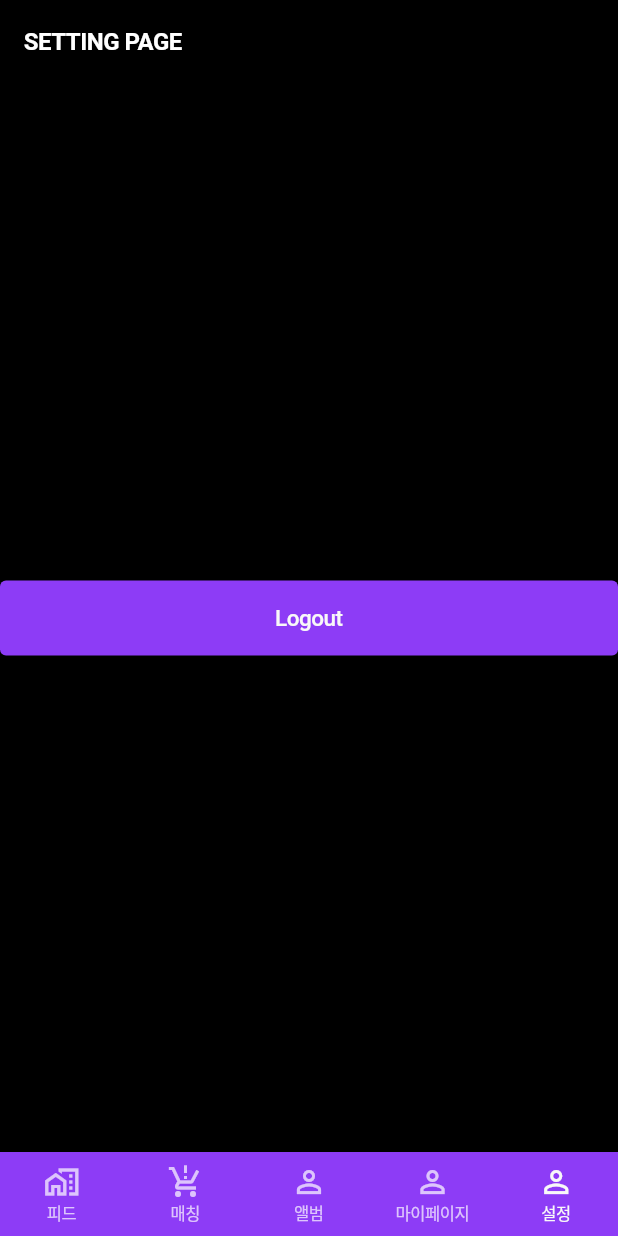
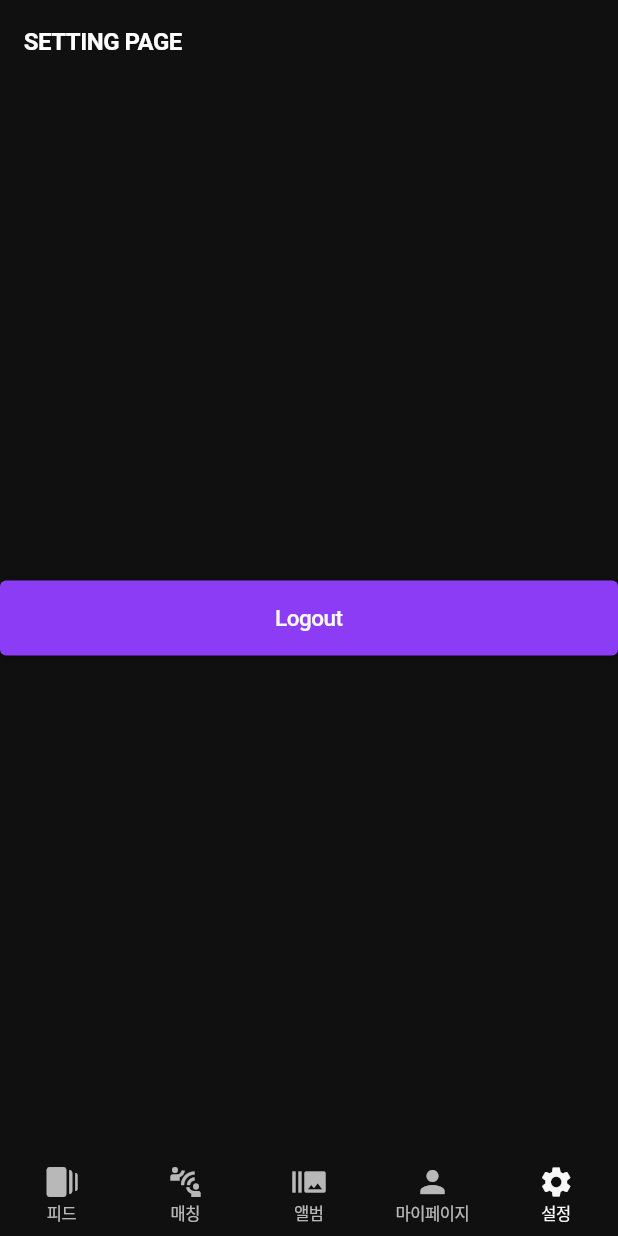
Before and after one commit to cos-quare/cosquare-app, a Flutter app: the screen it shows after launch, item 5 of the bottom bar chosen, on a phone screen of 412 x 824 dp. Run offline on Flutter 3.47's test engine with Material 2 defaults, Android fonts, the light colour scheme and no system bars; our stand-ins replace equatable, flutter_riverpod, go_router, logger; Roboto replaces fonts that are missing (Pretendard).

Commit message:
Upt. repath

```diff
--- /dev/null
+++ b/lib/components/bottom_navigation_bar.dart
@@ -0,0 +1,99 @@
+import 'package:cosquare_app/screens/home/album_page.dart';
+import 'package:cosquare_app/screens/home/feed_page.dart';
+import 'package:cosquare_app/screens/home/matching_page.dart';
+import 'package:cosquare_app/screens/home/my_page.dart';
+import 'package:cosquare_app/screens/home/setting_page.dart';
+import 'package:cosquare_app/theme/style/colors.dart';
+import 'package:flutter/material.dart';
+import 'package:flutter_riverpod/flutter_riverpod.dart';
+import 'package:go_router/go_router.dart';
+
+class CSBottomNavigationBar extends ConsumerStatefulWidget {
+  const CSBottomNavigationBar({super.key});
+
+  @override
+  ConsumerState<ConsumerStatefulWidget> createState() => _CSBottomNavigationBarState();
+}
+
+class _CSBottomNavigationBarState extends ConsumerState<CSBottomNavigationBar> {
+  int _selectedPage = 0;
+  int _calculateSelectedIndex(BuildContext context) {
+    final GoRouter route = GoRouter.of(context);
+    final String location = route.location;
+    if (location == FeedPage.routeLocation) {
+      _selectedPage = 0;
+    }
+    if (location == MatchingPage.routeLocation) {
+      _selectedPage = 1;
+    }
+    if (location == AlbumPage.routeLocation) {
+      _selectedPage = 2;
+    }
+    if (location == MyPage.routeLocation) {
+      _selectedPage = 3;
+    }
+    if (location == SettingPage.routeLocation) {
+      _selectedPage = 4;
+    }
+    return _selectedPage;
+  }
+
+  void _onItemTapped(int index, BuildContext context) {
+    switch (index) {
+      case 0:
+        context.go(FeedPage.routeLocation);
+        break;
+      case 1:
+        context.go(MatchingPage.routeLocation);
+        break;
+      case 2:
+        context.go(AlbumPage.routeLocation);
+        break;
+      case 3:
+        context.go(MyPage.routeLocation);
+        break;
+      case 4:
+        context.go(SettingPage.routeLocation);
+        break;
+    }
+  }
+
+  @override
+  Widget build(BuildContext context) {
+    return BottomNavigationBar(
+      onTap: (int idx) => _onItemTapped(idx, context),
+      currentIndex: _calculateSelectedIndex(context),
+      backgroundColor: kCosGray900,
+      items: const [
+        BottomNavigationBarItem(
+          icon: Icon(Icons.web_stories),
+          label: '피드',
+        ),
+        BottomNavigationBarItem(
+          icon: Icon(
+            Icons.connect_without_contact,
+          ),
+          label: '매칭',
+        ),
+        BottomNavigationBarItem(
+          icon: Icon(Icons.burst_mode),
+          label: '앨범',
+        ),
+        BottomNavigationBarItem(
+          icon: Icon(Icons.person),
+          label: '마이페이지',
+        ),
+        BottomNavigationBarItem(
+          icon: Icon(Icons.settings),
+          label: '설정',
+        ),
+      ],
+      selectedFontSize: 11,
+      unselectedFontSize: 11,
+      // selectedItemColor: DUColors.blue03,
+      // unselectedItemColor: DUColors.black04,
+      showUnselectedLabels: true,
+      type: BottomNavigationBarType.fixed,
+    );
+  }
+}
--- a/lib/main.dart
+++ b/lib/main.dart
@@ -1,15 +1,8 @@
 import 'package:cosquare_app/providers/routes/routes.dart';
-import 'package:cosquare_app/screens/auth/email_authentication_page.dart';
-import 'package:cosquare_app/screens/auth/find_password_page.dart';
-import 'package:cosquare_app/screens/auth/login_page.dart';
-import 'package:cosquare_app/screens/auth/sign_up_page.dart';
-import 'package:cosquare_app/screens/auth/sign_up_complete_page.dart';
-import 'package:cosquare_app/screens/common/error_page.dart';
 import 'package:cosquare_app/theme/theme.dart';
 import 'package:flutter/material.dart';
 import 'package:flutter/services.dart';
 import 'package:flutter_riverpod/flutter_riverpod.dart';
-import 'package:go_router/go_router.dart';
 import 'package:intl/intl.dart';
 
 void main() async {
@@ -45,7 +38,7 @@ class App extends ConsumerWidget {
       routeInformationParser: router.routeInformationParser,
       routerDelegate: router.routerDelegate,
       routeInformationProvider: router.routeInformationProvider,
-      title: 'Costarica',
+      title: '코스퀘어',
       theme: kCosTheme,
     );
   }
--- a/lib/screens/auth/email_authentication_page.dart
+++ b/lib/screens/auth/email_authentication_page.dart
@@ -1,5 +1,5 @@
 import 'package:cosquare_app/theme/style/text_style.dart';
-import 'package:cosquare_app/theme/widgets/app_bar.dart';
+import 'package:cosquare_app/components/app_bar.dart';
 import 'package:flutter/material.dart';
 import 'package:flutter_riverpod/flutter_riverpod.dart';
 import 'package:go_router/go_router.dart';
--- a/lib/screens/auth/find_password_page.dart
+++ b/lib/screens/auth/find_password_page.dart
@@ -1,7 +1,7 @@
 import 'package:cosquare_app/screens/auth/email_authentication_page.dart';
 import 'package:cosquare_app/theme/style/text_style.dart';
-import 'package:cosquare_app/theme/widgets/app_bar.dart';
-import 'package:cosquare_app/theme/widgets/text_form_field.dart';
+import 'package:cosquare_app/components/app_bar.dart';
+import 'package:cosquare_app/components/text_form_field.dart';
 import 'package:flutter/material.dart';
 import 'package:flutter_riverpod/flutter_riverpod.dart';
 import 'package:go_router/go_router.dart';
--- a/lib/screens/auth/login_page.dart
+++ b/lib/screens/auth/login_page.dart
@@ -5,7 +5,7 @@ import 'package:cosquare_app/screens/auth/sign_up_page.dart';
 import 'package:cosquare_app/theme/style/colors.dart';
 import 'package:cosquare_app/theme/style/text_style.dart';
 import 'package:cosquare_app/theme/widgets/check_box.dart';
-import 'package:cosquare_app/theme/widgets/text_form_field.dart';
+import 'package:cosquare_app/components/text_form_field.dart';
 import 'package:flutter/material.dart';
 import 'package:flutter_riverpod/flutter_riverpod.dart';
 import 'package:go_router/go_router.dart';
--- a/lib/screens/auth/sign_up_complete_page.dart
+++ b/lib/screens/auth/sign_up_complete_page.dart
@@ -1,6 +1,6 @@
 import 'package:cosquare_app/screens/auth/login_page.dart';
 import 'package:cosquare_app/theme/style/text_style.dart';
-import 'package:cosquare_app/theme/widgets/app_bar.dart';
+import 'package:cosquare_app/components/app_bar.dart';
 import 'package:flutter/material.dart';
 import 'package:flutter_riverpod/flutter_riverpod.dart';
 import 'package:go_router/go_router.dart';
--- a/lib/screens/auth/sign_up_page.dart
+++ b/lib/screens/auth/sign_up_page.dart
@@ -1,8 +1,8 @@
 import 'package:cosquare_app/screens/auth/sign_up_complete_page.dart';
 import 'package:cosquare_app/theme/style/colors.dart';
 import 'package:cosquare_app/theme/style/text_style.dart';
-import 'package:cosquare_app/theme/widgets/app_bar.dart';
-import 'package:cosquare_app/theme/widgets/text_form_field.dart';
+import 'package:cosquare_app/components/app_bar.dart';
+import 'package:cosquare_app/components/text_form_field.dart';
 import 'package:flutter_riverpod/flutter_riverpod.dart';
 import 'package:go_router/go_router.dart';
 import 'package:flutter/material.dart';
--- a/lib/screens/tab_page.dart
+++ b/lib/screens/tab_page.dart
@@ -1,12 +1,6 @@
-import 'package:cosquare_app/screens/home/album_page.dart';
-import 'package:cosquare_app/screens/home/feed_page.dart';
-import 'package:cosquare_app/screens/home/matching_page.dart';
-import 'package:cosquare_app/screens/home/my_page.dart';
-import 'package:cosquare_app/screens/home/setting_page.dart';
-import 'package:cosquare_app/theme/style/colors.dart';
+import 'package:cosquare_app/components/bottom_navigation_bar.dart';
 import 'package:flutter/material.dart';
 import 'package:flutter_riverpod/flutter_riverpod.dart';
-import 'package:go_router/go_router.dart';
 
 class TabPage extends ConsumerStatefulWidget {
   const TabPage({super.key, required this.child});
@@ -58,7 +52,7 @@ class _TabPageState extends ConsumerState<TabPage> with WidgetsBindingObserver {
           splashColor: Colors.transparent,
           highlightColor: Colors.transparent,
         ),
-        child: _navigationBar(),
+        child: CSBottomNavigationBar(),
       ),
     );
   }
@@ -66,82 +60,4 @@ class _TabPageState extends ConsumerState<TabPage> with WidgetsBindingObserver {
   Widget _body() {
     return widget.child;
   }
-
-  Widget _navigationBar() {
-    return BottomNavigationBar(
-      onTap: (int idx) => _onItemTapped(idx, context),
-      currentIndex: _calculateSelectedIndex(context),
-
-      backgroundColor: kCosPurple500,
-      items: const [
-        BottomNavigationBarItem(
-          icon: Icon(Icons.maps_home_work_outlined),
-          label: '피드',
-        ),
-        BottomNavigationBarItem(
-          icon: Icon(Icons.production_quantity_limits_outlined),
-          label: '매칭',
-        ),
-        BottomNavigationBarItem(
-          icon: Icon(Icons.person_outline),
-          label: '앨범',
-        ),
-        BottomNavigationBarItem(
-          icon: Icon(Icons.person_outline),
-          label: '마이페이지',
-        ),
-        BottomNavigationBarItem(
-          icon: Icon(Icons.person_outline),
-          label: '설정',
-        ),
-      ],
-      selectedFontSize: 11,
-      unselectedFontSize: 11,
-      // selectedItemColor: DUColors.blue03,
-      // unselectedItemColor: DUColors.black04,
-      showUnselectedLabels: true,
-      type: BottomNavigationBarType.fixed,
-    );
-  }
-
-  int _calculateSelectedIndex(BuildContext context) {
-    final GoRouter route = GoRouter.of(context);
-    final String location = route.location;
-    if (location == FeedPage.routeLocation) {
-      _selectedPage = 0;
-    }
-    if (location == MatchingPage.routeLocation) {
-      _selectedPage = 1;
-    }
-    if (location == AlbumPage.routeLocation) {
-      _selectedPage = 2;
-    }
-    if (location == MyPage.routeLocation) {
-      _selectedPage = 3;
-    }
-    if (location == SettingPage.routeLocation) {
-      _selectedPage = 4;
-    }
-    return _selectedPage;
-  }
-
-  void _onItemTapped(int index, BuildContext context) {
-    switch (index) {
-      case 0:
-        context.go(FeedPage.routeLocation);
-        break;
-      case 1:
-        context.go(MatchingPage.routeLocation);
-        break;
-      case 2:
-        context.go(AlbumPage.routeLocation);
-        break;
-      case 3:
-        context.go(MyPage.routeLocation);
-        break;
-      case 4:
-        context.go(SettingPage.routeLocation);
-        break;
-    }
-  }
 }
--- a/lib/theme/style/colors.dart
+++ b/lib/theme/style/colors.dart
@@ -30,4 +30,4 @@ const kCosGray600 = Color(0xFF565656);
 const kCosGray700 = Color(0xFF333333);
 const kCosGray800 = Color(0xFF242424);
 const kCosGray850 = Color(0xFF1A1A1A);
-const kCosBlack = Color(0xFF101010);
+const kCosGray900 = Color(0xFF101010);
--- a/lib/theme/theme.dart
+++ b/lib/theme/theme.dart
@@ -114,7 +114,7 @@ class CustomThemeData {
 
   ColorScheme get buildDarkColorScheme {
     return ThemeData.dark().colorScheme.copyWith(
-          background: Colors.black,
+          background: kCosGray900,
           primary: kCosPurple500,
           onPrimary: kCosGray025,
           secondary: kCosGray025,
```
Also changed, not shown: lib/components/app_bar.dart (renamed from lib/theme/widgets/app_bar.dart), lib/components/text_form_field.dart (renamed from lib/theme/widgets/text_form_field.dart).
